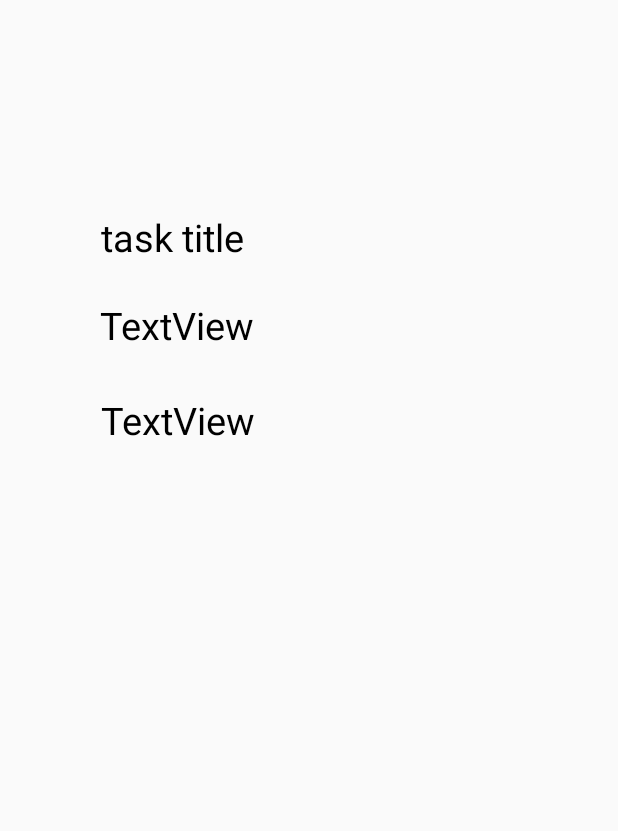
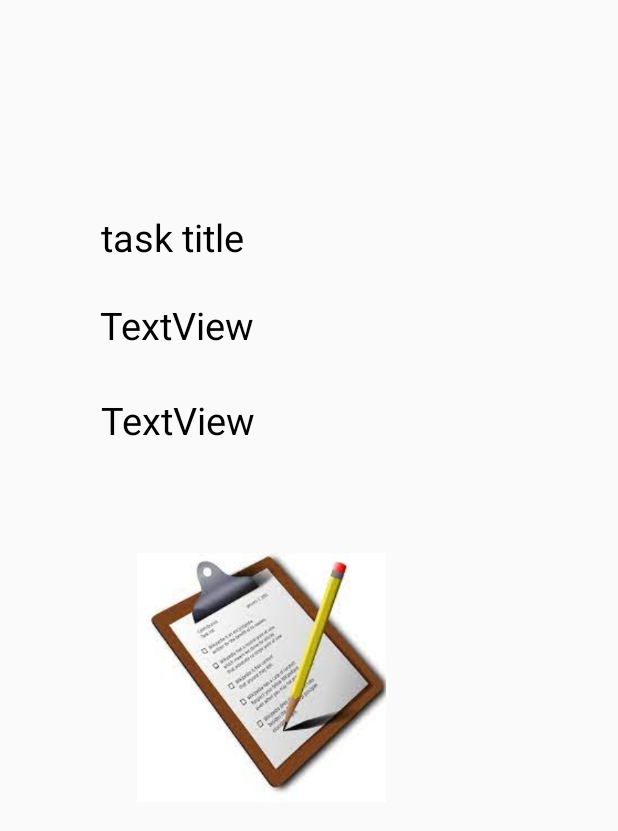
Before and after one commit to abrar189/taskmaster, an Android app: the layout activity_detail_page.xml on its own in the app's theme, with its tools: preview values and no code run, on a phone screen of 412 x 824 dp. Shown: the top 831 px of the screen. Run offline under Robolectric (Android 15) with nearby library versions, the phone set to English and light mode, and no system bars.

Commit message:
donelab37

```diff
--- /dev/null
+++ b/app/src/main/res/drawable/empty_image.xml
@@ -0,0 +1,4 @@
+<?xml version="1.0" encoding="utf-8"?>
+<selector xmlns:android="http://schemas.android.com/apk/res/android">
+
+</selector>
--- a/app/src/main/res/layout/activity_detail_page.xml
+++ b/app/src/main/res/layout/activity_detail_page.xml
@@ -27,7 +27,6 @@
         android:text="TextView"
         android:textColor="@color/black"
         android:textSize="25dp"
-
         app:layout_constraintBottom_toTopOf="@+id/taskState"
         app:layout_constraintEnd_toEndOf="parent"
         app:layout_constraintHorizontal_bias="0.215"
@@ -50,4 +49,33 @@
         app:layout_constraintTop_toTopOf="parent"
         app:layout_constraintVertical_bias="0.333" />
 
+    <ImageView
+        android:id="@+id/taskImageDetail"
+        android:layout_width="166dp"
+        android:layout_height="175dp"
+        android:contentDescription="@string/todo"
+        app:layout_constraintBottom_toBottomOf="parent"
+        app:layout_constraintEnd_toEndOf="parent"
+
+        app:layout_constraintHorizontal_bias="0.371"
+        app:layout_constraintStart_toStartOf="parent"
+        app:layout_constraintTop_toTopOf="parent"
+        app:layout_constraintVertical_bias="0.561"
+        app:srcCompat="@drawable/tasks2" />
+
+    <TextView
+        android:id="@+id/fileLinkDetail"
+        android:layout_width="200dp"
+        android:layout_height="43dp"
+        android:text="@string/download_the_linked_file"
+        android:textAlignment="center"
+        android:textColor="@color/black"
+        android:textSize="16sp"
+        app:layout_constraintBottom_toBottomOf="parent"
+        app:layout_constraintEnd_toEndOf="parent"
+        app:layout_constraintHorizontal_bias="0.431"
+        app:layout_constraintStart_toStartOf="parent"
+        app:layout_constraintTop_toTopOf="parent"
+        app:layout_constraintVertical_bias="0.78" />
+
 </androidx.constraintlayout.widget.ConstraintLayout>
--- a/app/src/main/res/values/strings.xml
+++ b/app/src/main/res/values/strings.xml
@@ -5,4 +5,6 @@
     <string name="title">title</string>
     <string name="body">body</string>
     <string name="state">state</string>
+    <string name="download_the_linked_file" />
+    <string name="todo" />
 </resources>
--- a/build.gradle
+++ b/build.gradle
@@ -5,7 +5,7 @@ buildscript {
         mavenCentral()
     }
     dependencies {
-        classpath "com.android.tools.build:gradle:4.2.2"
+        classpath 'com.android.tools.build:gradle:7.0.3'
 
         // NOTE: Do not place your application dependencies here; they belong
         // in the individual module build.gradle files
```
Also changed, not shown: app/build.gradle (+19 -17 lines), app/src/main/AndroidManifest.xml (+23 -12 lines), app/src/main/java/com/example/taskmaster/AddTask.java (+83 -0 lines), app/src/main/java/com/example/taskmaster/DetailPage.java (+61 -18 lines), app/src/main/java/com/example/taskmaster/MainActivity.java (+15 -11 lines), app/src/main/java/com/example/taskmaster/TaskAdapter.java (+16 -4 lines), app/src/main/res/layout/activity_add_task.xml (+14 -0 lines), app/src/main/java/com/amplifyframework/datastore/generated/model/AmplifyModelProvider.java, app/src/main/java/com/amplifyframework/datastore/generated/model/Task.java, app/src/main/res/drawable/taskk.jpg (added), 5 other files.
